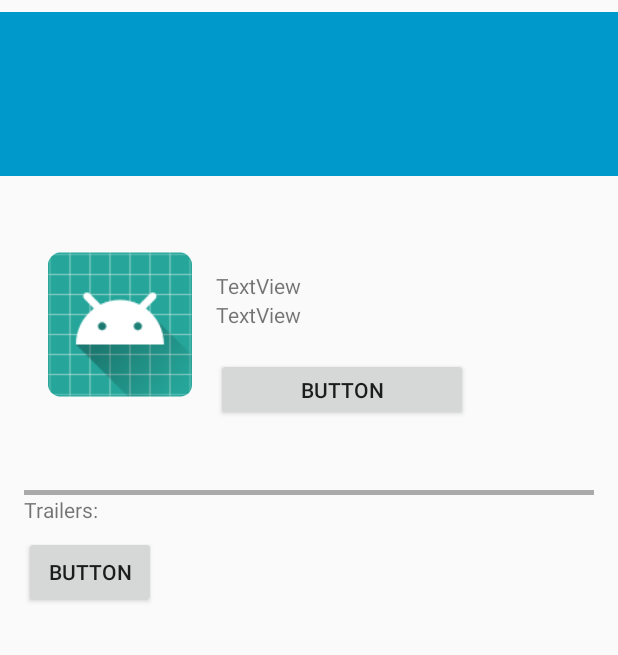
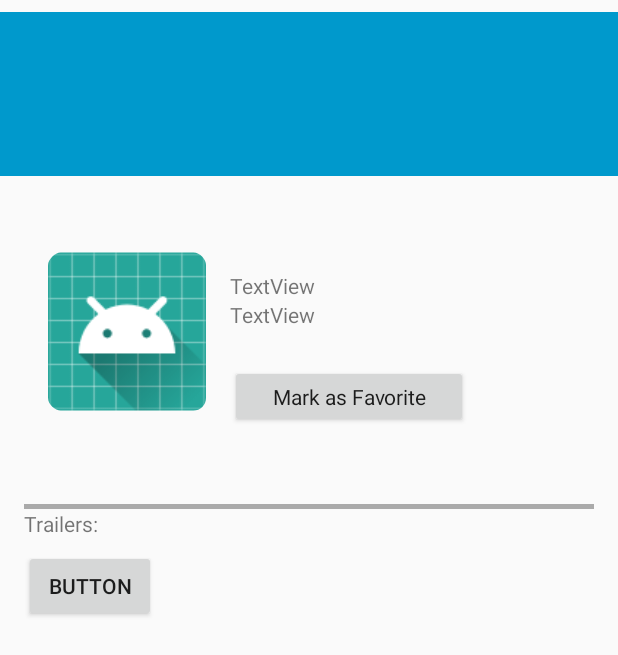
Before and after one commit to 1ryberr/PopularMovies, an Android app: the DisplayActivity screen opened directly, with no data from a screen before it, on a phone screen of 412 x 824 dp. Shown: the top 655 px of the screen. Run offline under Robolectric (Android 15) with nearby library versions, the phone set to English and light mode, and no system bars; our stand-ins replace Picasso; pictures from the network do not load.

Commit message:
refactor: minor additions and code format

```diff
--- a/app/src/main/java/com/example/ryanberry/popularmovies/DisplayActivity.java
+++ b/app/src/main/java/com/example/ryanberry/popularmovies/DisplayActivity.java
@@ -9,22 +9,24 @@ import android.support.v7.widget.Toolbar;
 import android.util.Log;
 import android.view.View;
 import android.widget.ImageView;
+import android.widget.ProgressBar;
 import android.widget.TextView;
 
 import com.squareup.picasso.Picasso;
 
 public class DisplayActivity extends AppCompatActivity {
     private static final String TAG = "DisplayActivity";
-    ImageView image;
-    TextView titleText;
-    TextView releaseText;
-    TextView overViewText;
+    private ImageView image;
+    private TextView titleText;
+    private TextView releaseText;
+    private TextView overViewText;
 
 
     @Override
     protected void onCreate(Bundle savedInstanceState) {
         super.onCreate(savedInstanceState);
         setContentView(R.layout.activity_display);
+
         Intent intent = getIntent();
         String poster = intent.getStringExtra("Poster");
         String title = intent.getStringExtra("Title");
@@ -32,15 +34,15 @@ public class DisplayActivity extends AppCompatActivity {
         String overView = intent.getStringExtra("OverView");
 
 
-        overViewText = (TextView)findViewById(R.id.overViewTextView);
+        overViewText = (TextView) findViewById(R.id.overViewTextView);
         overViewText.setText(overView);
 
         releaseText = (TextView) findViewById(R.id.releaseTextView);
         releaseText.setText(releaseDate);
 
-                titleText = (TextView)findViewById(R.id.titleTextView);
+        titleText = (TextView) findViewById(R.id.titleTextView);
         titleText.setText(title);
-      //  String message = intent.getStringExtra(MainActivity.EXTRA_MESSAGE);
+
 
         image = (ImageView) findViewById(R.id.imageView);
 
@@ -48,9 +50,7 @@ public class DisplayActivity extends AppCompatActivity {
 
                 .load("https://image.tmdb.org/t/p/w185" + poster)
                 .placeholder(R.mipmap.ic_launcher)
-                .into(  image );
-
-
+                .into(image);
 
 
         Log.v(TAG, poster);
--- a/app/src/main/java/com/example/ryanberry/popularmovies/utilities/JsonUtils.java
+++ b/app/src/main/java/com/example/ryanberry/popularmovies/utilities/JsonUtils.java
@@ -12,7 +12,6 @@ import java.util.List;
 
 public class JsonUtils {
     public static List parseMovieJson(String json) {
-
         JSONObject movies = null;
         JSONArray results = null;
         String posterPath = null;
--- a/app/src/main/res/layout/activity_display.xml
+++ b/app/src/main/res/layout/activity_display.xml
@@ -27,8 +27,8 @@
 
     <ImageView
         android:id="@+id/imageView"
-        android:layout_width="96dp"
-        android:layout_height="150dp"
+        android:layout_width="105dp"
+        android:layout_height="159dp"
         android:layout_marginLeft="32dp"
         android:layout_marginStart="32dp"
         android:layout_marginTop="24dp"
@@ -79,7 +79,8 @@
         android:layout_marginLeft="16dp"
         android:layout_marginRight="100dp"
         android:layout_marginStart="16dp"
-        android:text="Button"
+        android:text="Mark as Favorite"
+        android:textAppearance="@style/TextAppearance.AppCompat"
         app:layout_constraintBottom_toTopOf="@+id/overViewTextView"
         app:layout_constraintEnd_toEndOf="parent"
         app:layout_constraintHorizontal_bias="1.0"
@@ -155,4 +156,6 @@
         app:layout_constraintHorizontal_bias="0.0"
         app:layout_constraintStart_toStartOf="parent"
         app:layout_constraintTop_toBottomOf="@+id/overViewTextView" />
+
+
 </android.support.constraint.ConstraintLayout>
```
Also changed, not shown: app/src/main/java/com/example/ryanberry/popularmovies/MainActivity.java (+14 -8 lines), app/src/main/res/layout/activity_main.xml (+9 -0 lines), app/src/main/res/menu/main.xml (added, +11 -0 lines).
